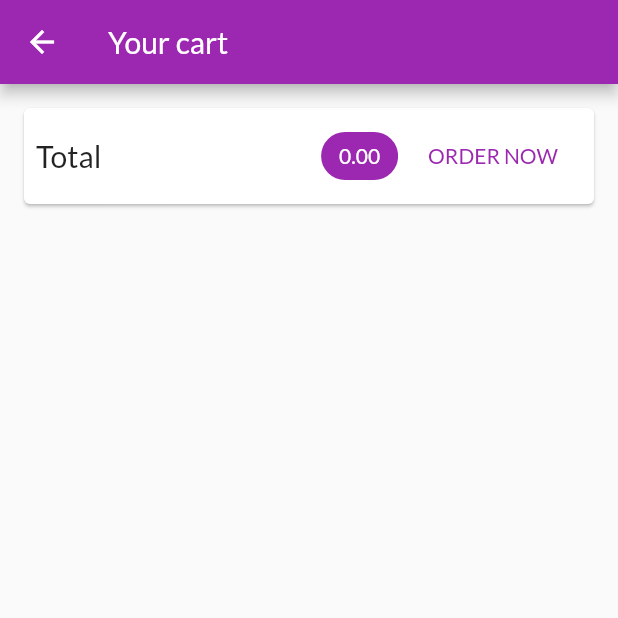
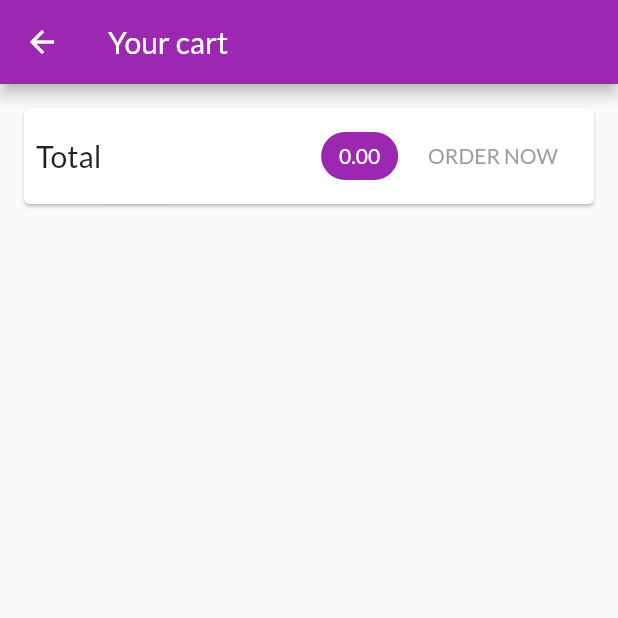
Before and after one commit to MedhatMohamed5/shop, a Flutter app: the CartScreen screen opened by its route, on a phone screen of 412 x 824 dp, the top half of it. Run offline on Flutter 3.47's test engine with Material 2 defaults, Android fonts, the phone set to English and light mode, and no system bars; network calls fail.

Commit message:
Add to cart , delete cartitem Lesson 204

```diff
--- a/lib/providers/cart.dart
+++ b/lib/providers/cart.dart
@@ -48,6 +48,11 @@ class Cart with ChangeNotifier {
 
     return total;
   }
+
+  void removeItem(String productId) {
+    _items.remove(productId);
+    notifyListeners();
+  }
 }
 
 class CartItem {
--- a/lib/screens/cart_screen.dart
+++ b/lib/screens/cart_screen.dart
@@ -44,11 +44,13 @@ class CartScreen extends StatelessWidget {
                   ),
                   SizedBox(width: 4),
                   FlatButton(
-                    onPressed: () {},
+                    onPressed: cart.itemCount > 0 ? () {} : null,
                     child: Text(
                       'Order now'.toUpperCase(),
                       style: TextStyle(
-                        color: Theme.of(context).primaryColor,
+                        color: cart.itemCount > 0
+                            ? Theme.of(context).primaryColor
+                            : Colors.grey,
                       ),
                     ),
                   ),
@@ -64,6 +66,7 @@ class CartScreen extends StatelessWidget {
             child: ListView.builder(
               itemBuilder: (ctx, index) => CartItem(
                 cart.items.values.toList()[index].id,
+                cart.items.keys.toList()[index],
                 cart.items.values.toList()[index].title,
                 cart.items.values.toList()[index].price,
                 cart.items.values.toList()[index].quantity,
```
Also changed, not shown: lib/widgets/cart_item.dart (+27 -2 lines).
